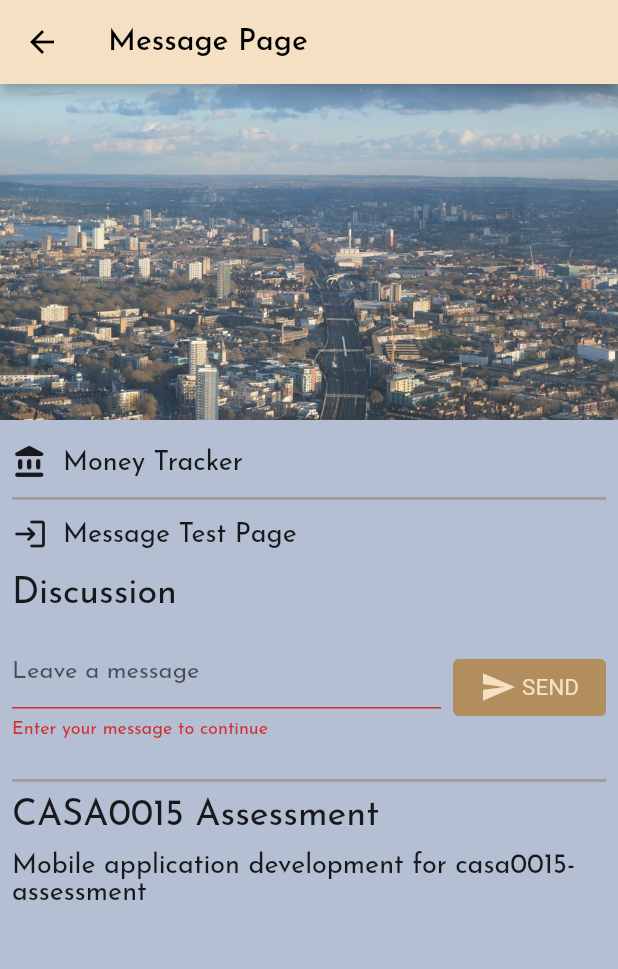
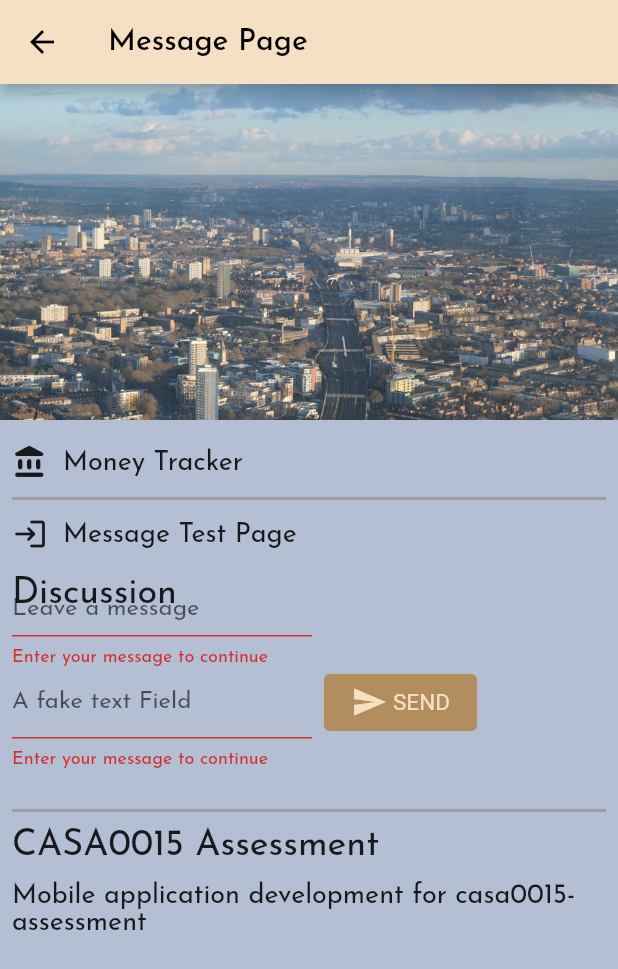
Before and after one commit to virgolibra/casa0015-mobile-assessment, a Flutter app: the MessageTestPage screen opened by its route, after a tap on "SEND", on a phone screen of 412 x 824 dp. Shown: the top 969 px of the screen. Run offline on Flutter 3.47's test engine with Material 2 defaults, Android fonts, the phone set to English and light mode, and no system bars; our stand-ins replace camera, cloud_firestore, convex_bottom_bar, firebase_auth, firebase_core, geolocator and 4 more; accounts and stored records are empty.

Commit message:
add type field to firebase collection

```diff
--- a/flutter_casa0015_mobile_app/lib/page/login_page.dart
+++ b/flutter_casa0015_mobile_app/lib/page/login_page.dart
@@ -164,16 +164,18 @@ class LoginPage extends StatelessWidget {
 // }
 
 class SpendingReportMessage {
-  SpendingReportMessage({required this.name, required this.message});
+  SpendingReportMessage(
+      {required this.name, required this.message, required this.type});
   final String name;
   final String message;
+  final String type;
 }
 
 enum Attending { yes, no, unknown }
 
 class SpendingReport extends StatefulWidget {
   const SpendingReport({required this.addMessage, required this.messages});
-  final FutureOr<void> Function(String message) addMessage;
+  final FutureOr<void> Function(String message, String type) addMessage;
   final List<SpendingReportMessage> messages; // new
 
   @override
@@ -183,6 +185,7 @@ class SpendingReport extends StatefulWidget {
 class _SpendingReportState extends State<SpendingReport> {
   final _formKey = GlobalKey<FormState>(debugLabel: '_SpendingReportState');
   final _controller = TextEditingController();
+  final _controller2 = TextEditingController();
 
   @override
   Widget build(BuildContext context) {
@@ -195,7 +198,12 @@ class _SpendingReportState extends State<SpendingReport> {
             key: _formKey,
             child: Row(
               children: [
-                Expanded(
+                Column(
+                  crossAxisAlignment: CrossAxisAlignment.start,
+                  children: [
+                    SizedBox(
+                      height: 20,
+                      width: 200,
                       child: TextFormField(
                         controller: _controller,
                         decoration: const InputDecoration(
@@ -209,12 +217,32 @@ class _SpendingReportState extends State<SpendingReport> {
                         },
                       ),
                     ),
+                    SizedBox(
+
+                      width: 200,
+                      child: TextFormField(
+                        controller: _controller2,
+                        decoration: const InputDecoration(
+                          hintText: 'A fake text Field',
+                        ),
+                        validator: (value) {
+                          if (value == null || value.isEmpty) {
+                            return 'Enter your message to continue';
+                          }
+                          return null;
+                        },
+                      ),
+                    ),
+                  ],
+                ),
                 const SizedBox(width: 8),
                 StyledButton(
                   onPressed: () async {
                     if (_formKey.currentState!.validate()) {
-                      await widget.addMessage(_controller.text);
+                      await widget.addMessage(
+                          _controller.text, _controller2.text);
                       _controller.clear();
+                      _controller2.clear();
                     }
                   },
                   child: Row(
@@ -230,8 +258,9 @@ class _SpendingReportState extends State<SpendingReport> {
           ),
         ),
         const SizedBox(height: 8),
+        // ------MESSAGE display ----------------------------------
         for (var message in widget.messages)
-          Paragraph('${message.name}: ${message.message}'),
+          Paragraph('${message.name}: ${message.message}: ${message.type}'),
         const SizedBox(height: 8),
       ],
     );
@@ -262,8 +291,9 @@ class ApplicationState extends ChangeNotifier {
         _loginState = ApplicationLoginState.loggedIn;
         _spendingReportSubscription = FirebaseFirestore.instance
             .collection('SpendingReport')
+            // .where('userId', isEqualTo: FirebaseAuth.instance.currentUser!.uid)
+            .limit(3)
             .orderBy('timestamp', descending: true)
-            .limit(3)
             .snapshots()
             .listen((snapshot) {
           _spendingReportMessages = [];
@@ -272,6 +302,7 @@ class ApplicationState extends ChangeNotifier {
               SpendingReportMessage(
                 name: document.data()['name'] as String,
                 message: document.data()['text'] as String,
+                type: document.data()['type'] as String,
               ),
             );
           }
@@ -313,7 +344,8 @@ class ApplicationState extends ChangeNotifier {
 
   StreamSubscription<QuerySnapshot>? _spendingReportSubscription;
   List<SpendingReportMessage> _spendingReportMessages = [];
-  List<SpendingReportMessage> get spendingReportMessages => _spendingReportMessages;
+  List<SpendingReportMessage> get spendingReportMessages =>
+      _spendingReportMessages;
 
   int _attendees = 0;
   int get attendees => _attendees;
@@ -403,7 +435,8 @@ class ApplicationState extends ChangeNotifier {
     FirebaseAuth.instance.signOut();
   }
 
-  Future<DocumentReference> addMessageToSpendingReport(String message) {
+  Future<DocumentReference> addMessageToSpendingReport(
+      String message, String type) {
     if (_loginState != ApplicationLoginState.loggedIn) {
       throw Exception('Must be logged in');
     }
@@ -412,6 +445,7 @@ class ApplicationState extends ChangeNotifier {
         .collection('SpendingReport')
         .add(<String, dynamic>{
       'text': message,
+      'type': type,
       'timestamp': DateTime.now().millisecondsSinceEpoch,
       'name': FirebaseAuth.instance.currentUser!.displayName,
       'userId': FirebaseAuth.instance.currentUser!.uid,
--- a/flutter_casa0015_mobile_app/lib/page/message_test_page.dart
+++ b/flutter_casa0015_mobile_app/lib/page/message_test_page.dart
@@ -50,8 +50,8 @@ class MessageTestPage extends StatelessWidget {
               crossAxisAlignment: CrossAxisAlignment.center,
               children: [
                 SpendingReport(
-                  addMessage: (message) =>
-                      appState.addMessageToSpendingReport(message),
+                  addMessage: (message, type) =>
+                      appState.addMessageToSpendingReport(message, type),
                   messages: appState.spendingReportMessages,
                 ),
               ],
@@ -73,70 +73,3 @@ class MessageTestPage extends StatelessWidget {
     );
   }
 }
-
-// class SpendingReport extends StatefulWidget {
-//   const SpendingReport({required this.addMessage, required this.messages});
-//   final FutureOr<void> Function(String message) addMessage;
-//   final List<SpendingReportMessage> messages; // new
-//
-//   @override
-//   _SpendingReportState createState() => _SpendingReportState();
-// }
-//
-// class _SpendingReportState extends State<SpendingReport> {
-//   final _formKey = GlobalKey<FormState>(debugLabel: '_SpendingReportState');
-//   final _controller = TextEditingController();
-//
-//   @override
-//   Widget build(BuildContext context) {
-//     return Column(
-//       crossAxisAlignment: CrossAxisAlignment.start,
-//       children: [
-//         Padding(
-//           padding: const EdgeInsets.all(8.0),
-//           child: Form(
-//             key: _formKey,
-//             child: Row(
-//               children: [
-//                 Expanded(
-//                   child: TextFormField(
-//                     controller: _controller,
-//                     decoration: const InputDecoration(
-//                       hintText: 'Leave a message',
-//                     ),
-//                     validator: (value) {
-//                       if (value == null || value.isEmpty) {
-//                         return 'Enter your message to continue';
-//                       }
-//                       return null;
-//                     },
-//                   ),
-//                 ),
-//                 const SizedBox(width: 8),
-//                 StyledButton(
-//                   onPressed: () async {
-//                     if (_formKey.currentState!.validate()) {
-//                       await widget.addMessage(_controller.text);
-//                       _controller.clear();
-//                     }
-//                   },
-//                   child: Row(
-//                     children: const [
-//                       Icon(Icons.send),
-//                       SizedBox(width: 4),
-//                       Text('SEND'),
-//                     ],
-//                   ),
-//                 ),
-//               ],
-//             ),
-//           ),
-//         ),
-//         const SizedBox(height: 8),
-//         for (var message in widget.messages)
-//           Paragraph('${message.name}: ${message.message}'),
-//         const SizedBox(height: 8),
-//       ],
-//     );
-//   }
-// }
```
Lines whose indentation alone changed are shown as unchanged.
